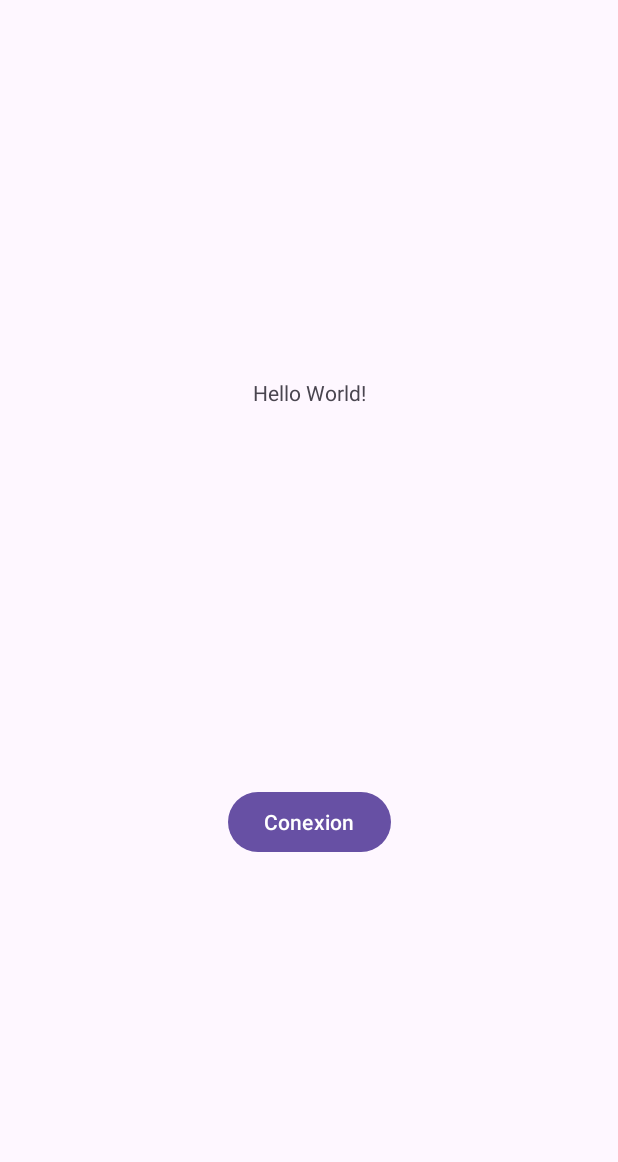
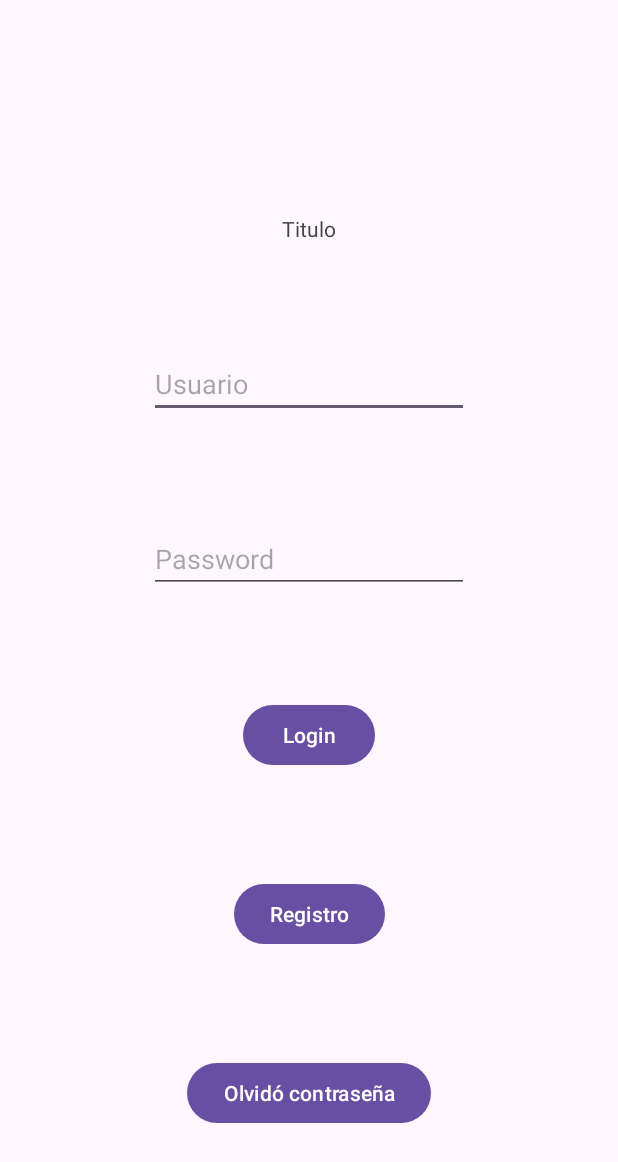
Before and after one commit to corderaa/ElorClass, an Android app: the screen it shows after launch (MainActivity before the commit, LoginActivity after it), after a tap on "Conexion", on a phone screen of 412 x 824 dp. Shown: the top 1162 px of the screen. Run offline under Robolectric (Android 15) with nearby library versions, the phone set to English and light mode, and no system bars.

Commit message:
Inicio de login

```diff
--- a/app/src/main/AndroidManifest.xml
+++ b/app/src/main/AndroidManifest.xml
@@ -25,6 +25,7 @@
                 <category android:name="android.intent.category.LAUNCHER" />
             </intent-filter>
         </activity>
+        <activity android:name=".LoginActivity" />
     </application>
 
 </manifest>
--- /dev/null
+++ b/app/src/main/java/com/example/elorclass/LoginActivity.kt
@@ -0,0 +1,15 @@
+package com.example.elorclass
+
+import android.os.Bundle
+import androidx.activity.enableEdgeToEdge
+import androidx.appcompat.app.AppCompatActivity
+
+class LoginActivity: AppCompatActivity() {
+    override fun onCreate(savedInstanceState: Bundle?) {
+        super.onCreate(savedInstanceState)
+        enableEdgeToEdge()
+        setContentView(R.layout.login)
+
+
+    }
+}
--- a/app/src/main/java/com/example/elorclass/MainActivity.kt
+++ b/app/src/main/java/com/example/elorclass/MainActivity.kt
@@ -1,7 +1,7 @@
 package com.example.elorclass
 
+import android.content.Intent
 import android.net.ConnectivityManager
-import android.net.Network
 import android.net.NetworkCapabilities
 import android.net.NetworkRequest
 import android.os.Bundle
@@ -40,10 +40,9 @@ class MainActivity : AppCompatActivity() {
 
 
             if (functionalities.checkConnection(connectivityManager)){
-                Toast.makeText(
-                    this, "Conectado", Toast.LENGTH_SHORT
-                ).show()
-
+                    val intent = Intent(this, LoginActivity::class.java)
+                    startActivity(intent)
+                    finish()
             } else {
             Toast.makeText(
                 this, "No conectado", Toast.LENGTH_SHORT
--- /dev/null
+++ b/app/src/main/res/layout/login.xml
@@ -0,0 +1,87 @@
+<?xml version="1.0" encoding="utf-8"?>
+<androidx.constraintlayout.widget.ConstraintLayout xmlns:android="http://schemas.android.com/apk/res/android"
+    xmlns:app="http://schemas.android.com/apk/res-auto"
+    xmlns:tools="http://schemas.android.com/tools"
+    android:layout_width="match_parent"
+    android:layout_height="match_parent">
+
+    <TextView
+        android:id="@+id/textView2"
+        android:layout_width="wrap_content"
+        android:layout_height="wrap_content"
+        android:text="Titulo"
+        app:layout_constraintBottom_toTopOf="@+id/editTextText"
+        app:layout_constraintTop_toBottomOf="@+id/imageView"
+        app:layout_constraintStart_toStartOf="parent"
+        app:layout_constraintEnd_toEndOf="parent"
+        tools:layout_editor_absoluteX="175dp" />
+
+    <ImageView
+        android:id="@+id/imageView"
+        android:layout_width="wrap_content"
+        android:layout_height="wrap_content"
+        app:layout_constraintBottom_toTopOf="@+id/textView2"
+        app:layout_constraintEnd_toEndOf="parent"
+        app:layout_constraintStart_toStartOf="parent"
+        app:layout_constraintTop_toTopOf="parent"
+        tools:srcCompat="@tools:sample/avatars" />
+
+    <Button
+        android:id="@+id/button"
+        android:layout_width="wrap_content"
+        android:layout_height="wrap_content"
+        app:layout_constraintStart_toStartOf="parent"
+        app:layout_constraintEnd_toEndOf="parent"
+        android:text="Login"
+        app:layout_constraintBottom_toTopOf="@+id/button2"
+        app:layout_constraintTop_toBottomOf="@+id/editTextText2"
+        tools:layout_editor_absoluteX="162dp" />
+
+    <Button
+        android:id="@+id/button2"
+        android:layout_width="wrap_content"
+        android:layout_height="wrap_content"
+        app:layout_constraintStart_toStartOf="parent"
+        app:layout_constraintEnd_toEndOf="parent"
+        android:text="Registro"
+        app:layout_constraintBottom_toTopOf="@+id/button3"
+        app:layout_constraintTop_toBottomOf="@+id/button"
+        tools:layout_editor_absoluteX="162dp" />
+
+    <Button
+        android:id="@+id/button3"
+        android:layout_width="wrap_content"
+        android:layout_height="wrap_content"
+        android:text="Olvidó contraseña"
+        app:layout_constraintStart_toStartOf="parent"
+        app:layout_constraintEnd_toEndOf="parent"
+        app:layout_constraintBottom_toBottomOf="parent"
+        app:layout_constraintTop_toBottomOf="@+id/button2"
+        tools:layout_editor_absoluteX="163dp" />
+
+    <EditText
+        android:id="@+id/editTextText"
+        android:layout_width="wrap_content"
+        android:layout_height="wrap_content"
+        android:ems="10"
+        android:inputType="text"
+        android:hint="Usuario"
+        app:layout_constraintStart_toStartOf="parent"
+        app:layout_constraintEnd_toEndOf="parent"
+        app:layout_constraintBottom_toTopOf="@+id/editTextText2"
+        app:layout_constraintTop_toBottomOf="@+id/textView2"
+        tools:layout_editor_absoluteX="100dp" />
+
+    <EditText
+        android:id="@+id/editTextText2"
+        android:layout_width="wrap_content"
+        android:layout_height="wrap_content"
+        android:ems="10"
+        android:inputType="text"
+        android:hint="Password"
+        app:layout_constraintStart_toStartOf="parent"
+        app:layout_constraintEnd_toEndOf="parent"
+        app:layout_constraintBottom_toTopOf="@+id/button"
+        app:layout_constraintTop_toBottomOf="@+id/editTextText"
+        tools:layout_editor_absoluteX="103dp" />
+</androidx.constraintlayout.widget.ConstraintLayout>
```
